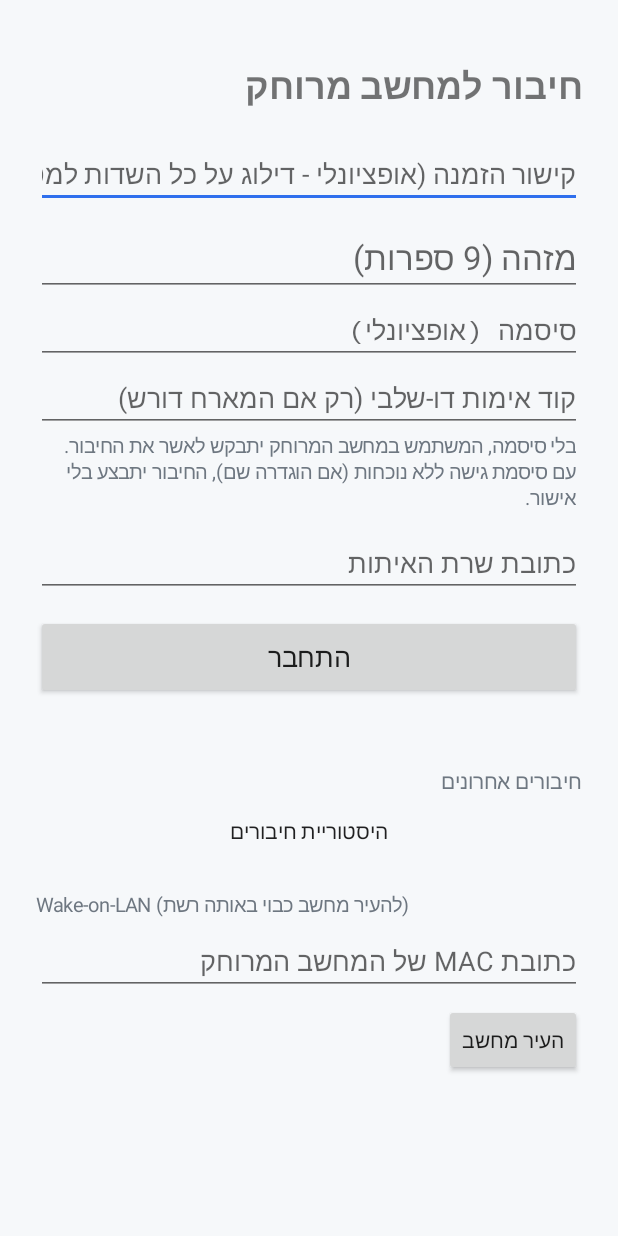
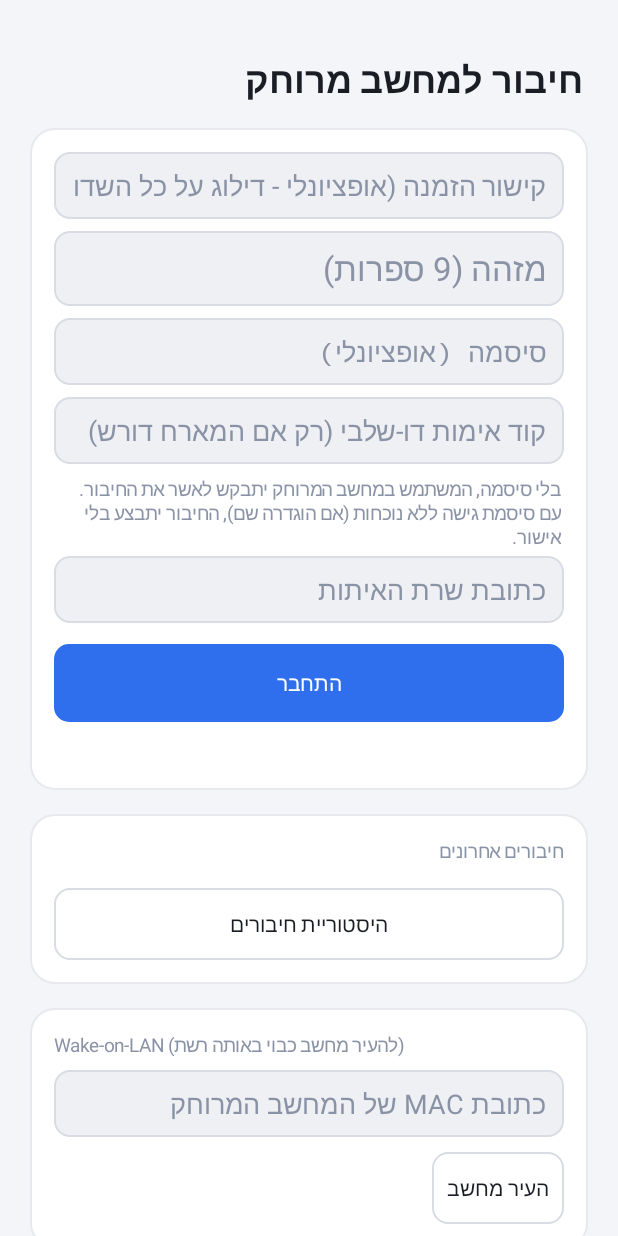
Before and after one commit to ADASA1200/bogrim, an Android app: the screen it shows after launch (MainActivity), on a phone screen of 412 x 824 dp. Run offline under Robolectric (Android 15) with nearby library versions, the phone set to English and light mode, and no system bars; libraries missing offline, so code that uses them is left out: org.webrtc.

Commit message:
אנדרואיד: עיצוב מחודש תואם לערכת הנושא הבהירה בשולחן העבודה
"האפליקציה בממשק ישן לחלוטין" - מסך ההתחברות (הדבר הראשון שרואים) היה
EditText/Button ברירת-מחדל שטוחים של Android, בלי שום קשר לעיצוב הכרטיסים
המעוגלים/הצבעים שהתווספו החודש בצד שולחן העבודה. לא נגיעה בלוגיקה - רק
עטיפה ויזואלית מחדש של אותם מסכים.

- colors.xml: אותה פלטה בדיוק כמו theme.css הבהיר (bg/card_bg/border/fg/
  fg_faint/accent וכו' - ערכי hex זהים, לא "דומים").
- 4 drawable חדשים: bg_card (כרטיס לבן מעוגל-פינות עם מסגרת עדינה),
  bg_input (שדה קלט אפור-בהיר מעוגל), bg_btn_primary/bg_btn_ghost
  (כפתורים מעוגלים עם selector למצב-לחוץ, כמו .btn-primary/.btn-ghost
  ב-theme.css).
- MainActivity.kt: 4 פונקציות עזר חדשות (card/primaryButton/ghostButton/
  spacer) שמחליפות בנייה ידנית חוזרת; מסך ההתחברות בנוי עכשיו משלושה
  כרטיסים (התחברות / חיבורים אחרונים / Wake-on-LAN) במקום עמודה שטוחה
  אחת; כפתור ההתחברות הראשי כחול-מלא כמו בצד הדסקטופ, כפתורי המשנה
  מתוחמים (ghost) במקום טקסט שקוף.

נבדק: compileDebugKotlin ו-assembleDebug עוברים נקי (APK נבנה בהצלחה).
לא נגעתי בסרגל-הכלים הכהה של הסשן הפעיל (מעל הווידאו המרוחק) - זה כבר
עיצוב כהה-שקוף סטנדרטי לסרגלי-וידאו, לא "נראה ישן" באותו אופן.

Co-Authored-By: Claude Sonnet 5 <noreply@anthropic.com>

```diff
--- a/android/app/src/main/java/com/rdesk/viewer/MainActivity.kt
+++ b/android/app/src/main/java/com/rdesk/viewer/MainActivity.kt
@@ -124,14 +124,18 @@ class MainActivity : Activity(), ClientListener {
     private fun buildConnectScreen() {
         val col = LinearLayout(this).apply {
             orientation = LinearLayout.VERTICAL
-            setPadding(dp(24), dp(40), dp(24), dp(24))
+            setBackgroundColor(resources.getColor(R.color.bg, theme))
+            setPadding(dp(20), dp(36), dp(20), dp(24))
         }
         col.addView(TextView(this).apply {
             setText(R.string.connect_title)
             textSize = 24f
             setTypeface(typeface, Typeface.BOLD)
-            setPadding(0, 0, 0, dp(20))
+            setTextColor(resources.getColor(R.color.fg, theme))
+            setPadding(dp(4), 0, dp(4), dp(16))
         })
+
+        val mainCard = card()
         inviteInput = field(R.string.hint_invite, InputType.TYPE_CLASS_TEXT or InputType.TYPE_TEXT_VARIATION_URI).apply {
             layoutDirection = View.LAYOUT_DIRECTION_LTR
             gravity = Gravity.START
@@ -155,53 +159,50 @@ class MainActivity : Activity(), ClientListener {
             layoutDirection = View.LAYOUT_DIRECTION_LTR
             gravity = Gravity.START
         }
-        col.addView(inviteInput)
-        col.addView(idInput, LinearLayout.LayoutParams(ViewGroup.LayoutParams.MATCH_PARENT, ViewGroup.LayoutParams.WRAP_CONTENT).apply { topMargin = dp(8) })
-        col.addView(passInput)
-        col.addView(totpInput)
-        col.addView(TextView(this).apply {
+        mainCard.addView(inviteInput)
+        mainCard.addView(idInput, LinearLayout.LayoutParams(ViewGroup.LayoutParams.MATCH_PARENT, ViewGroup.LayoutParams.WRAP_CONTENT).apply { topMargin = dp(8) })
+        mainCard.addView(passInput, LinearLayout.LayoutParams(ViewGroup.LayoutParams.MATCH_PARENT, ViewGroup.LayoutParams.WRAP_CONTENT).apply { topMargin = dp(8) })
+        mainCard.addView(totpInput, LinearLayout.LayoutParams(ViewGroup.LayoutParams.MATCH_PARENT, ViewGroup.LayoutParams.WRAP_CONTENT).apply { topMargin = dp(8) })
+        mainCard.addView(TextView(this).apply {
             setText(R.string.pw_help)
-            setTextColor(resources.getColor(R.color.muted, theme))
-            textSize = 13f
-            setPadding(dp(4), 0, dp(4), dp(12))
+            setTextColor(resources.getColor(R.color.fg_faint, theme))
+            textSize = 12.5f
+            setPadding(dp(2), dp(8), dp(2), dp(4))
         })
-        col.addView(serverInput)
-        connectBtn = Button(this).apply {
-            setText(R.string.btn_connect)
-            textSize = 18f
-            setOnClickListener { connect() }
-        }
-        col.addView(connectBtn, LinearLayout.LayoutParams(ViewGroup.LayoutParams.MATCH_PARENT, dp(56)).apply { topMargin = dp(12) })
-        statusText = TextView(this).apply { setPadding(0, dp(12), 0, dp(12)); textSize = 15f }
-        col.addView(statusText)
-        col.addView(TextView(this).apply {
+        mainCard.addView(serverInput)
+        connectBtn = primaryButton(R.string.btn_connect) { connect() }
+        mainCard.addView(connectBtn, LinearLayout.LayoutParams(ViewGroup.LayoutParams.MATCH_PARENT, dp(52)).apply { topMargin = dp(14) })
+        statusText = TextView(this).apply { setPadding(dp(2), dp(10), dp(2), 0); textSize = 14f }
+        mainCard.addView(statusText)
+        col.addView(mainCard)
+
+        col.addView(spacer(16))
+        val recentCard = card()
+        recentCard.addView(TextView(this).apply {
             setText(R.string.recent)
-            setTextColor(resources.getColor(R.color.muted, theme))
+            setTextColor(resources.getColor(R.color.fg_faint, theme))
+            textSize = 12.5f
         })
         recentBox = LinearLayout(this).apply { orientation = LinearLayout.VERTICAL }
-        col.addView(recentBox)
-        col.addView(Button(this).apply {
-            setText(R.string.history_btn)
-            isAllCaps = false
-            setBackgroundColor(Color.TRANSPARENT)
-            setOnClickListener { showHistory() }
-        })
+        recentCard.addView(recentBox, LinearLayout.LayoutParams(ViewGroup.LayoutParams.MATCH_PARENT, ViewGroup.LayoutParams.WRAP_CONTENT).apply { topMargin = dp(6) })
+        recentCard.addView(ghostButton(R.string.history_btn) { showHistory() }, LinearLayout.LayoutParams(ViewGroup.LayoutParams.MATCH_PARENT, ViewGroup.LayoutParams.WRAP_CONTENT).apply { topMargin = dp(10) })
+        col.addView(recentCard)
+
+        col.addView(spacer(16))
         col.addView(buildWolSection())
         connectScreen = ScrollView(this).apply {
             isFillViewport = true
+            setBackgroundColor(resources.getColor(R.color.bg, theme))
             addView(col)
         }
     }
 
     private fun buildWolSection(): View {
-        val box = LinearLayout(this).apply {
-            orientation = LinearLayout.VERTICAL
-            setPadding(0, dp(16), 0, 0)
-        }
+        val box = card()
         box.addView(TextView(this).apply {
             setText(R.string.wol_title)
-            setTextColor(resources.getColor(R.color.muted, theme))
-            textSize = 13f
+            setTextColor(resources.getColor(R.color.fg_faint, theme))
+            textSize = 12.5f
         })
         wolMacInput = field(R.string.wol_mac_hint, InputType.TYPE_CLASS_TEXT).apply {
             layoutDirection = View.LAYOUT_DIRECTION_LTR
@@ -224,13 +225,9 @@ class MainActivity : Activity(), ClientListener {
                 }
             }
         }
-        box.addView(wolMacInput, LinearLayout.LayoutParams(ViewGroup.LayoutParams.MATCH_PARENT, ViewGroup.LayoutParams.WRAP_CONTENT).apply { topMargin = dp(6) })
-        wolBtn = Button(this).apply {
-            setText(R.string.wol_wake)
-            isAllCaps = false
-            setOnClickListener { wakeOnLan() }
-        }
-        box.addView(wolBtn, LinearLayout.LayoutParams(ViewGroup.LayoutParams.WRAP_CONTENT, ViewGroup.LayoutParams.WRAP_CONTENT).apply { topMargin = dp(6) })
+        box.addView(wolMacInput, LinearLayout.LayoutParams(ViewGroup.LayoutParams.MATCH_PARENT, ViewGroup.LayoutParams.WRAP_CONTENT).apply { topMargin = dp(8) })
+        wolBtn = ghostButton(R.string.wol_wake) { wakeOnLan() }
+        box.addView(wolBtn, LinearLayout.LayoutParams(ViewGroup.LayoutParams.WRAP_CONTENT, ViewGroup.LayoutParams.WRAP_CONTENT).apply { topMargin = dp(10) })
         idInput.addTextChangedListener(object : TextWatcher {
             override fun beforeTextChanged(s: CharSequence?, start: Int, count: Int, after: Int) {}
             override fun onTextChanged(s: CharSequence?, start: Int, before: Int, count: Int) {}
@@ -274,6 +271,41 @@ class MainActivity : Activity(), ClientListener {
         setHint(hintRes)
         inputType = type
         setSingleLine()
+        setBackgroundResource(R.drawable.bg_input)
+        setPadding(dp(12), dp(10), dp(12), dp(10))
+        setTextColor(resources.getColor(R.color.fg, theme))
+        setHintTextColor(resources.getColor(R.color.fg_faint, theme))
+    }
+
+    /** כרטיס לבן מעוגל-פינות (כמו .card בצד שולחן העבודה) - עוטף קבוצת שדות קשורה. */
+    private fun card(): LinearLayout = LinearLayout(this).apply {
+        orientation = LinearLayout.VERTICAL
+        setBackgroundResource(R.drawable.bg_card)
+        setPadding(dp(16), dp(16), dp(16), dp(16))
+    }
+
+    private fun primaryButton(textRes: Int, onClick: () -> Unit) = Button(this).apply {
+        setText(textRes)
+        isAllCaps = false
+        setTextColor(Color.WHITE)
+        setBackgroundResource(R.drawable.bg_btn_primary)
+        stateListAnimator = null
+        setOnClickListener { onClick() }
+    }
+
+    private fun ghostButton(textRes: Int, onClick: () -> Unit) = ghostButton(getString(textRes), onClick)
+
+    private fun ghostButton(label: CharSequence, onClick: () -> Unit) = Button(this).apply {
+        text = label
+        isAllCaps = false
+        setTextColor(resources.getColor(R.color.fg, theme))
+        setBackgroundResource(R.drawable.bg_btn_ghost)
+        stateListAnimator = null
+        setOnClickListener { onClick() }
+    }
+
+    private fun spacer(heightDp: Int) = View(this).apply {
+        layoutParams = LinearLayout.LayoutParams(ViewGroup.LayoutParams.MATCH_PARENT, dp(heightDp))
     }
 
     private fun showConnect(message: String?, isError: Boolean = true) {
@@ -283,7 +315,7 @@ class MainActivity : Activity(), ClientListener {
         connectBtn.isEnabled = true
         passInput.setText("")
         statusText.text = message ?: ""
-        statusText.setTextColor(if (isError) resources.getColor(R.color.danger, theme) else Color.DKGRAY)
+        statusText.setTextColor(resources.getColor(if (isError) R.color.danger else R.color.muted, theme))
         refreshRecent()
     }
 
@@ -298,11 +330,10 @@ class MainActivity : Activity(), ClientListener {
     private fun refreshRecent() {
         recentBox.removeAllViews()
         for (id in recentIds()) {
-            recentBox.addView(Button(this).apply {
-                text = Protocol.formatId(id)
-                isAllCaps = false
-                setOnClickListener { idInput.setText(id); passInput.requestFocus() }
-            })
+            recentBox.addView(
+                ghostButton(Protocol.formatId(id)) { idInput.setText(id); passInput.requestFocus() },
+                LinearLayout.LayoutParams(ViewGroup.LayoutParams.MATCH_PARENT, ViewGroup.LayoutParams.WRAP_CONTENT).apply { topMargin = dp(4) }
+            )
         }
     }
 
--- /dev/null
+++ b/android/app/src/main/res/drawable/bg_btn_ghost.xml
@@ -0,0 +1,17 @@
+<?xml version="1.0" encoding="utf-8"?>
+<selector xmlns:android="http://schemas.android.com/apk/res/android">
+    <item android:state_pressed="true">
+        <shape android:shape="rectangle">
+            <solid android:color="@color/input_bg" />
+            <stroke android:width="1dp" android:color="@color/border" />
+            <corners android:radius="10dp" />
+        </shape>
+    </item>
+    <item>
+        <shape android:shape="rectangle">
+            <solid android:color="@android:color/transparent" />
+            <stroke android:width="1dp" android:color="@color/border" />
+            <corners android:radius="10dp" />
+        </shape>
+    </item>
+</selector>
--- /dev/null
+++ b/android/app/src/main/res/drawable/bg_btn_primary.xml
@@ -0,0 +1,15 @@
+<?xml version="1.0" encoding="utf-8"?>
+<selector xmlns:android="http://schemas.android.com/apk/res/android">
+    <item android:state_pressed="true">
+        <shape android:shape="rectangle">
+            <solid android:color="@color/brand_hover" />
+            <corners android:radius="10dp" />
+        </shape>
+    </item>
+    <item>
+        <shape android:shape="rectangle">
+            <solid android:color="@color/brand" />
+            <corners android:radius="10dp" />
+        </shape>
+    </item>
+</selector>
--- /dev/null
+++ b/android/app/src/main/res/drawable/bg_card.xml
@@ -0,0 +1,6 @@
+<?xml version="1.0" encoding="utf-8"?>
+<shape xmlns:android="http://schemas.android.com/apk/res/android" android:shape="rectangle">
+    <solid android:color="@color/card_bg" />
+    <stroke android:width="1dp" android:color="@color/border_soft" />
+    <corners android:radius="16dp" />
+</shape>
--- /dev/null
+++ b/android/app/src/main/res/drawable/bg_input.xml
@@ -0,0 +1,6 @@
+<?xml version="1.0" encoding="utf-8"?>
+<shape xmlns:android="http://schemas.android.com/apk/res/android" android:shape="rectangle">
+    <solid android:color="@color/input_bg" />
+    <stroke android:width="1dp" android:color="@color/border" />
+    <corners android:radius="10dp" />
+</shape>
--- a/android/app/src/main/res/values/colors.xml
+++ b/android/app/src/main/res/values/colors.xml
@@ -1,9 +1,22 @@
 <?xml version="1.0" encoding="utf-8"?>
 <resources>
     <color name="brand">#2F6FED</color>
-    <color name="bg">#F6F8FA</color>
+    <color name="brand_hover">#1F5BD6</color>
+    <color name="bg">#F4F5F8</color>
     <color name="bg_dark">#0D1117</color>
     <color name="bar">#161B22</color>
-    <color name="muted">#6E7781</color>
-    <color name="danger">#CF222E</color>
+    <color name="muted">#5C6577</color>
+    <color name="danger">#D8303F</color>
+
+    <!-- ערכת נושא בהירה - תואמת למשתני ה-CSS בצד שולחן העבודה (theme.css) -->
+    <color name="card_bg">#FFFFFF</color>
+    <color name="input_bg">#EEF0F4</color>
+    <color name="border">#D9DCE3</color>
+    <color name="border_soft">#E7E9EE</color>
+    <color name="fg">#1A1D24</color>
+    <color name="fg_faint">#8A93A6</color>
+    <color name="success">#15995F</color>
+    <color name="success_soft">#E3F5EC</color>
+    <color name="danger_soft">#FCE9EB</color>
+    <color name="accent_soft">#E7EFFD</color>
 </resources>
```
